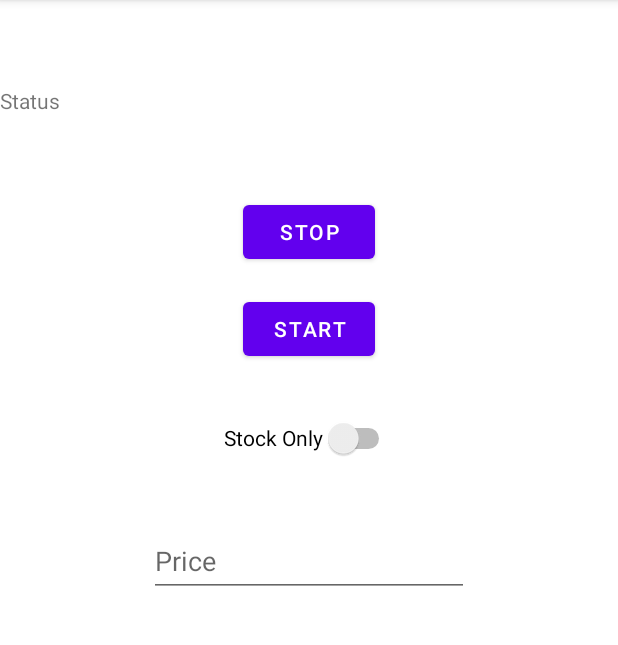
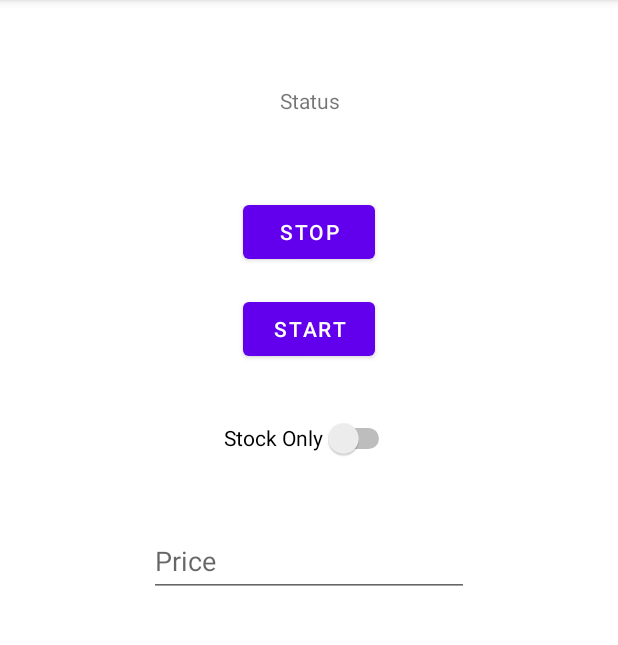
Before and after one commit to shivamxd/AmzStockPriceCheckerv1, an Android app: the screen it shows after launch (MainActivity), on a phone screen of 412 x 824 dp, the part 84-729 px from its top. Run offline under Robolectric (Android 15) with nearby library versions, the phone set to English and light mode, and no system bars.

Commit message:
added constraint to status

```diff
--- a/app/src/main/res/layout/activity_main.xml
+++ b/app/src/main/res/layout/activity_main.xml
@@ -79,11 +79,14 @@
         android:id="@+id/status"
         android:layout_width="410dp"
         android:layout_height="32dp"
+        android:layout_marginStart="2dp"
         android:layout_marginTop="64dp"
         android:layout_marginBottom="48dp"
         android:text="Status"
+        android:textAlignment="center"
         app:layout_constraintBottom_toTopOf="@+id/stopButton"
-        app:layout_constraintTop_toTopOf="parent"
-        tools:layout_editor_absoluteX="1dp" />
+        app:layout_constraintEnd_toEndOf="parent"
+        app:layout_constraintStart_toStartOf="parent"
+        app:layout_constraintTop_toTopOf="parent" />
 
 </androidx.constraintlayout.widget.ConstraintLayout>
--- a/app/src/main/res/values/strings.xml
+++ b/app/src/main/res/values/strings.xml
@@ -1,5 +1,3 @@
 <resources>
     <string name="app_name">AmzStockPriceCheckerv1</string>
-    <string name="stopped">Stopped</string>
-    <string name="started">Started</string>
 </resources>
```
